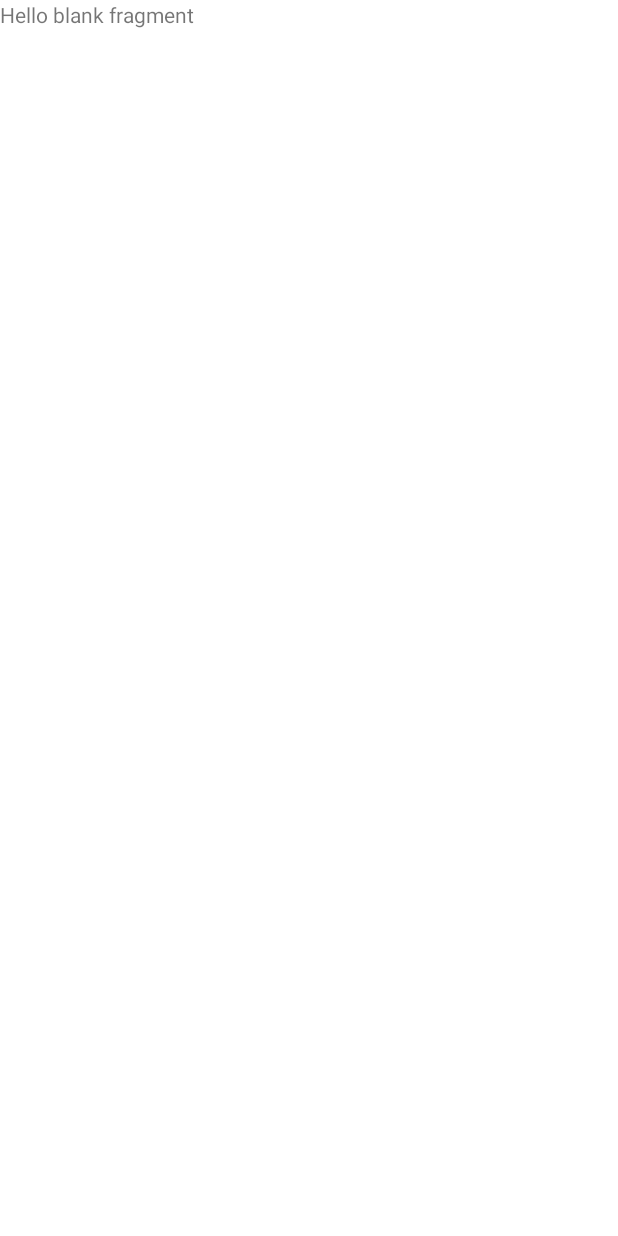
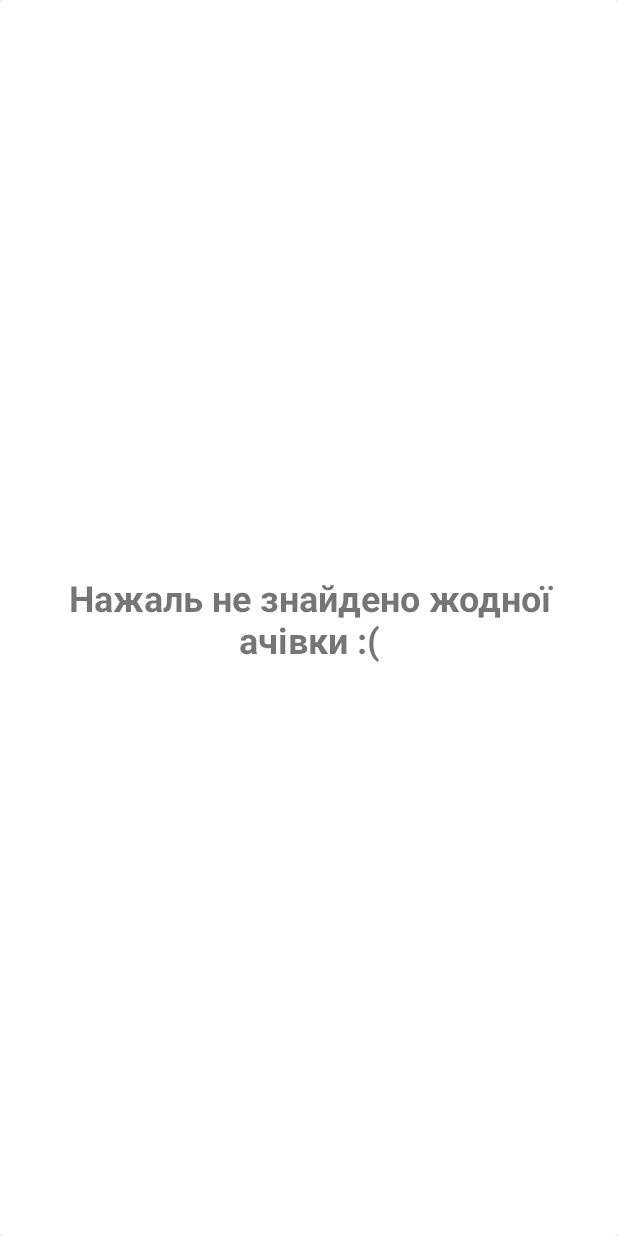
Before and after one commit to OtrotsiukB/GrechHUB, an Android app: the showAchievementsFragment screen opened through its navigation route, on a phone screen of 412 x 824 dp. Before the commit the screen is almost empty. Run offline under Robolectric (Android 15) with nearby library versions, the phone set to English and light mode, and no system bars; our stand-ins replace Room's generated code.

Commit message:
реализован список ачивок

```diff
--- a/app/src/main/java/grechhub/cc/ua/showAchievementsFragment.kt
+++ b/app/src/main/java/grechhub/cc/ua/showAchievementsFragment.kt
@@ -5,55 +5,60 @@ import androidx.fragment.app.Fragment
 import android.view.LayoutInflater
 import android.view.View
 import android.view.ViewGroup
+import grechhub.cc.ua.data.Achievement
+import grechhub.cc.ua.data.dataCategoryMain
+import grechhub.cc.ua.databinding.FragmentMainBinding
+import grechhub.cc.ua.databinding.FragmentShowAchievementsBinding
+import grechhub.cc.ua.dbroom.DatabaseR
+import grechhub.cc.ua.rv.rvAchievement
+import grechhub.cc.ua.rv.rvListMain
 
-// TODO: Rename parameter arguments, choose names that match
-// the fragment initialization parameters, e.g. ARG_ITEM_NUMBER
-private const val ARG_PARAM1 = "param1"
-private const val ARG_PARAM2 = "param2"
 
-/**
- * A simple [Fragment] subclass.
- * Use the [showAchievementsFragment.newInstance] factory method to
- * create an instance of this fragment.
- */
-class showAchievementsFragment : Fragment() {
-    // TODO: Rename and change types of parameters
-    private var param1: String? = null
-    private var param2: String? = null
+class showAchievementsFragment : Fragment(),rvAchievement.OnItemClickListener {
+    private var _binding: FragmentShowAchievementsBinding?=null
+    private val binding get() = _binding!!
+    private val categorryAdapter: rvAchievement = rvAchievement(this)
 
     override fun onCreate(savedInstanceState: Bundle?) {
         super.onCreate(savedInstanceState)
         arguments?.let {
-            param1 = it.getString(ARG_PARAM1)
-            param2 = it.getString(ARG_PARAM2)
+
         }
     }
 
     override fun onCreateView(
         inflater: LayoutInflater, container: ViewGroup?,
         savedInstanceState: Bundle?
-    ): View? {
+    ): View {
         // Inflate the layout for this fragment
-        return inflater.inflate(R.layout.fragment_show_achievements, container, false)
+        _binding= FragmentShowAchievementsBinding.inflate(inflater,container,false)
+        return binding.root
     }
 
-    companion object {
-        /**
-         * Use this factory method to create a new instance of
-         * this fragment using the provided parameters.
-         *
-         * @param param1 Parameter 1.
-         * @param param2 Parameter 2.
-         * @return A new instance of fragment showAchievementsFragment.
-         */
-        // TODO: Rename and change types and number of parameters
-        @JvmStatic
-        fun newInstance(param1: String, param2: String) =
-            showAchievementsFragment().apply {
-                arguments = Bundle().apply {
-                    putString(ARG_PARAM1, param1)
-                    putString(ARG_PARAM2, param2)
-                }
-            }
+    override fun onViewCreated(view: View, savedInstanceState: Bundle?) {
+        super.onViewCreated(view, savedInstanceState)
+        val locationsDb = DatabaseR.create(view.context.applicationContext)
+        var achivenmentsFromDB = locationsDb.DaoInDB().getAllAchievements()
+        if(achivenmentsFromDB.size>0){
+            binding.rvShowAchievements.visibility= View.VISIBLE
+            binding.tvNorFound.visibility=View.GONE
+            categorryAdapter.setData(achivenmentsFromDB)
+            binding.rvShowAchievements.adapter=categorryAdapter
+        }else{
+            binding.rvShowAchievements.visibility= View.GONE
+            binding.tvNorFound.visibility=View.VISIBLE
+        }
+
     }
+
+    override fun onItemClick(data: Achievement) {
+
+    }
+
+    override fun onDestroy() {
+        super.onDestroy()
+        _binding = null
+    }
+
+
 }
--- a/app/src/main/res/layout/fragment_show_achievements.xml
+++ b/app/src/main/res/layout/fragment_show_achievements.xml
@@ -1,14 +1,44 @@
 <?xml version="1.0" encoding="utf-8"?>
-<FrameLayout xmlns:android="http://schemas.android.com/apk/res/android"
+<androidx.cardview.widget.CardView xmlns:android="http://schemas.android.com/apk/res/android"
+    xmlns:app="http://schemas.android.com/apk/res-auto"
     xmlns:tools="http://schemas.android.com/tools"
     android:layout_width="match_parent"
-    android:layout_height="match_parent"
-    tools:context=".showAchievementsFragment">
+    android:layout_height="match_parent">
 
-    <!-- TODO: Update blank fragment layout -->
-    <TextView
+
+    <androidx.constraintlayout.widget.ConstraintLayout
         android:layout_width="match_parent"
-        android:layout_height="match_parent"
-        android:text="@string/hello_blank_fragment" />
+        android:layout_height="match_parent">
 
-</FrameLayout>
+
+        <androidx.recyclerview.widget.RecyclerView
+            android:id="@+id/rv_showAchievements"
+            android:layout_width="match_parent"
+            android:layout_height="match_parent"
+            android:layout_marginStart="8dp"
+            android:layout_marginTop="8dp"
+            android:layout_marginEnd="8dp"
+            app:layoutManager="androidx.recyclerview.widget.GridLayoutManager"
+            app:spanCount="2"
+            app:layout_constraintBottom_toBottomOf="parent"
+            app:layout_constraintEnd_toEndOf="parent"
+            app:layout_constraintStart_toStartOf="parent"
+            app:layout_constraintTop_toTopOf="parent" />
+
+        <TextView
+            android:id="@+id/tv_norFound"
+            android:layout_width="0dp"
+            android:layout_height="wrap_content"
+            android:text="Нажаль не знайдено жодної ачівки :("
+            android:textAlignment="center"
+            android:textSize="24sp"
+            android:textStyle="bold"
+            android:visibility="gone"
+            app:layout_constraintBottom_toBottomOf="parent"
+            app:layout_constraintEnd_toEndOf="parent"
+            app:layout_constraintStart_toStartOf="parent"
+            app:layout_constraintTop_toTopOf="parent" />
+    </androidx.constraintlayout.widget.ConstraintLayout>
+
+
+</androidx.cardview.widget.CardView>
--- a/app/src/main/res/values/strings.xml
+++ b/app/src/main/res/values/strings.xml
@@ -6,4 +6,6 @@
     <string name="resTitle">Гречаноподівська територіальна громади</string>
     <string name="resDescription">Офіційна сторінка Гречаноподівської громади у мережі Facebook</string>
     <string name="gpstitle">Ачівки можут залежити від Вашого місця знаходження, від часу, також можуть залежити одночасно від декількох параметрів. Не забувайте увімкнути GPS на Вашому мобільному пристої! Успіхів у пошуках!</string>
+    <string name="holder_achievement_text">Олександрівка</string>
+    <string name="achievement_image">Achievement image</string>
 </resources>
```
Also changed, not shown: app/src/main/java/grechhub/cc/ua/rv/rvAchievement.kt (added, +67 -0 lines), app/src/main/res/layout/holder_achievement.xml (added, +34 -0 lines).
